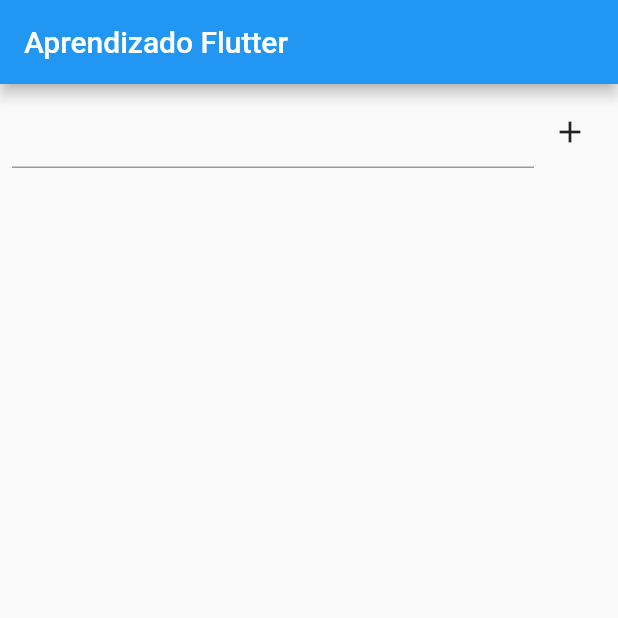
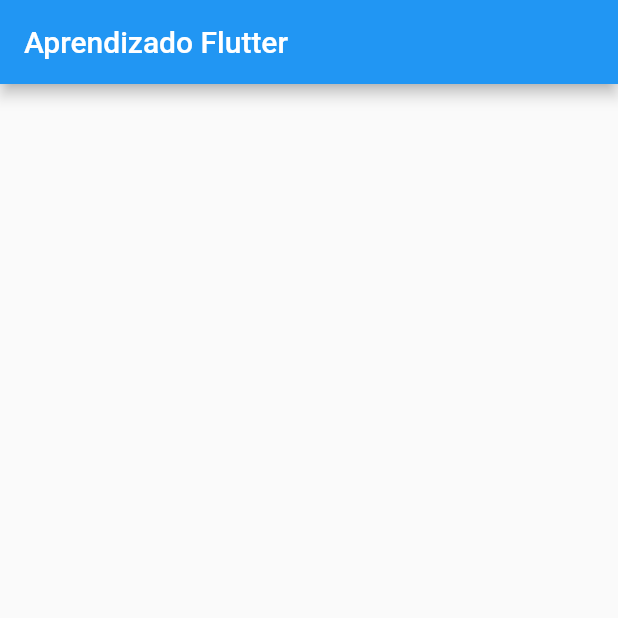
Before and after one commit to MateuzAndrade/JornadaMobile, a Flutter app: the screen it shows after launch, on a phone screen of 412 x 824 dp, the top half of it. Run offline on Flutter 3.47's test engine with Material 2 defaults, Android fonts, the phone set to English and light mode, and no system bars.

Commit message:
Aulas e testes

```diff
--- a/Flutter/Aulas/aulas/lib/home_page.dart
+++ b/Flutter/Aulas/aulas/lib/home_page.dart
@@ -35,39 +35,44 @@ class _HomePageState extends State<HomePage> {
         appBar: AppBar(
           title: const Text("Aprendizado Flutter"),
         ),
-        body: Column(
-          children: [
-            Padding(
-              padding: const EdgeInsets.all(8.0),
-              child: Row(
-                children: [
-                  Expanded(
-                      child: TextField(
-                    controller: controller,
-                  )),
-                  IconButton(
-                      onPressed: () {
-                        final text = controller.text;
-                        setState(() {
-                          list.add(text);
-                        });
-                        controller.clear();
-                      },
-                      icon: const Icon(Icons.add)),
-                ],
-              ),
-            ),
-            Expanded(
-              child: ListView.builder(
-                  itemCount: list.length,
-                  itemBuilder: (context, index) {
-                    final item = list[index];
-                    return ListTile(
-                      title: Text(item),
-                    );
-                  }),
-            ),
-          ],
-        ));
+        body: Stack(children: [
+
+        ],),
+        // body:
+        // Column(
+        //   children: [
+        //     Padding(
+        //       padding: const EdgeInsets.all(8.0),
+        //       child: Row(
+        //         children: [
+        //           Expanded(
+        //               child: TextField(
+        //             controller: controller,
+        //           )),
+        //           IconButton(
+        //               onPressed: () {
+        //                 final text = controller.text;
+        //                 setState(() {
+        //                   list.add(text);
+        //                 });
+        //                 controller.clear();
+        //               },
+        //               icon: const Icon(Icons.add)),
+        //         ],
+        //       ),
+        //     ),
+        //     Expanded(
+        //       child: ListView.builder(
+        //           itemCount: list.length,
+        //           itemBuilder: (context, index) {
+        //             final item = list[index];
+        //             return ListTile(
+        //               title: Text(item),
+        //             );
+        //           }),
+        //     ),
+        //   ],
+        // )
+        );
   }
 }
```
